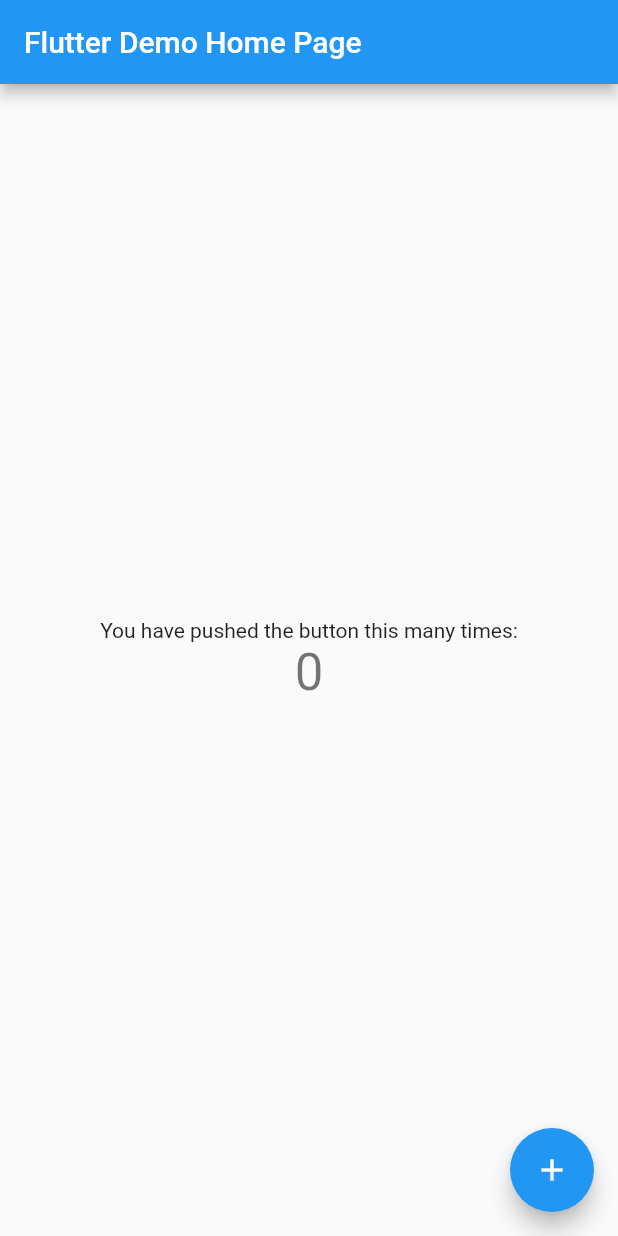
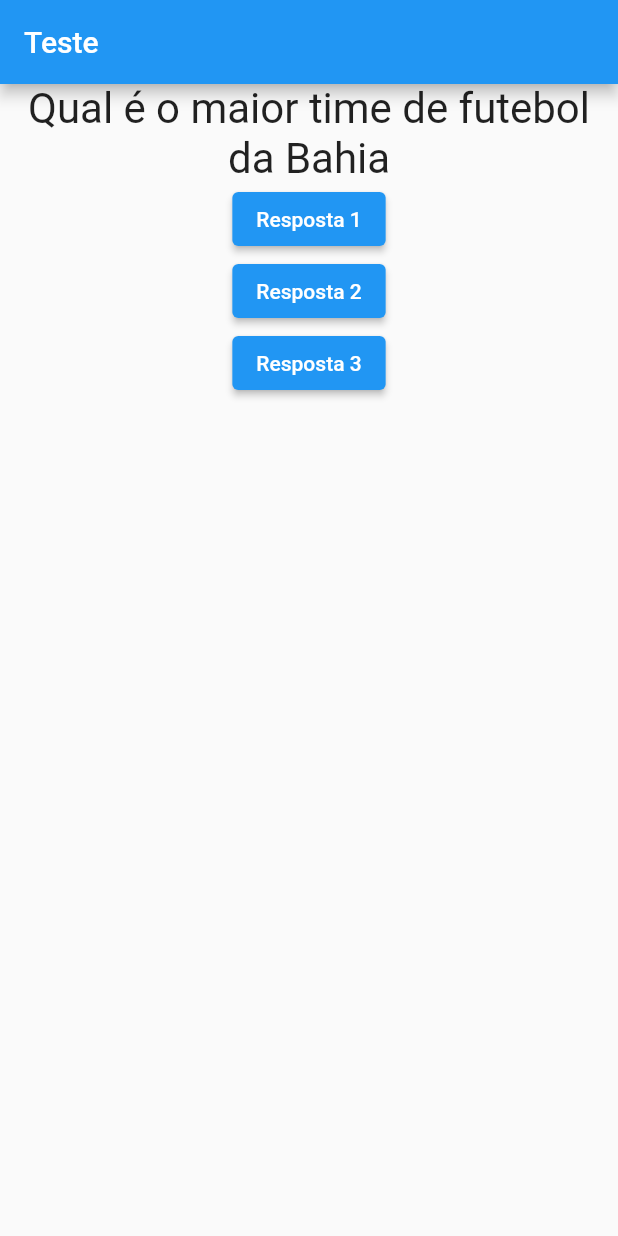
Before and after one commit to SimonViegas/cod3r_projeto_perguntas, a Flutter app: the screen it shows after launch, on a phone screen of 412 x 824 dp. Run offline on Flutter 3.47's test engine with Material 2 defaults, Android fonts, the phone set to English and light mode, and no system bars.

Commit message:
Adicionado widget Questao

```diff
--- a/lib/main.dart
+++ b/lib/main.dart
@@ -1,115 +1,55 @@
 import 'package:flutter/material.dart';
+import './questao.dart';
 
-void main() {
-  runApp(const MyApp());
-}
+void main() => runApp(const PerguntasApp());
 
-class MyApp extends StatelessWidget {
-  const MyApp({Key? key}) : super(key: key);
+class _PerguntaAppState extends State<PerguntasApp> {
+  var _perguntaSelecionada = 0;
 
-  // This widget is the root of your application.
-  @override
-  Widget build(BuildContext context) {
-    return MaterialApp(
-      title: 'Flutter Demo',
-      theme: ThemeData(
-        // This is the theme of your application.
-        //
-        // Try running your application with "flutter run". You'll see the
-        // application has a blue toolbar. Then, without quitting the app, try
-        // changing the primarySwatch below to Colors.green and then invoke
-        // "hot reload" (press "r" in the console where you ran "flutter run",
-        // or simply save your changes to "hot reload" in a Flutter IDE).
-        // Notice that the counter didn't reset back to zero; the application
-        // is not restarted.
-        primarySwatch: Colors.blue,
-      ),
-      home: const MyHomePage(title: 'Flutter Demo Home Page'),
-    );
-  }
-}
-
-class MyHomePage extends StatefulWidget {
-  const MyHomePage({Key? key, required this.title}) : super(key: key);
-
-  // This widget is the home page of your application. It is stateful, meaning
-  // that it has a State object (defined below) that contains fields that affect
-  // how it looks.
-
-  // This class is the configuration for the state. It holds the values (in this
-  // case the title) provided by the parent (in this case the App widget) and
-  // used by the build method of the State. Fields in a Widget subclass are
-  // always marked "final".
-
-  final String title;
-
-  @override
-  State<MyHomePage> createState() => _MyHomePageState();
-}
-
-class _MyHomePageState extends State<MyHomePage> {
-  int _counter = 0;
-
-  void _incrementCounter() {
+  void _responder() {
     setState(() {
-      // This call to setState tells the Flutter framework that something has
-      // changed in this State, which causes it to rerun the build method below
-      // so that the display can reflect the updated values. If we changed
-      // _counter without calling setState(), then the build method would not be
-      // called again, and so nothing would appear to happen.
-      _counter++;
+      _perguntaSelecionada++;
     });
   }
 
   @override
   Widget build(BuildContext context) {
-    // This method is rerun every time setState is called, for instance as done
-    // by the _incrementCounter method above.
-    //
-    // The Flutter framework has been optimized to make rerunning build methods
-    // fast, so that you can just rebuild anything that needs updating rather
-    // than having to individually change instances of widgets.
-    return Scaffold(
-      appBar: AppBar(
-        // Here we take the value from the MyHomePage object that was created by
-        // the App.build method, and use it to set our appbar title.
-        title: Text(widget.title),
+    final perguntas = [
+      'Qual é o maior time de futebol da Bahia',
+      'Qual a cor do cavalo branco do Napoleão',
+    ];
+
+    return MaterialApp(
+      debugShowCheckedModeBanner: false,
+      home: Scaffold(
+        appBar: AppBar(
+          title: const Text('Teste'),
+        ),
+        body: Column(children: [
+          Questao(perguntas[_perguntaSelecionada]),
+          ElevatedButton(
+            onPressed: _responder,
+            child: const Text('Resposta 1'),
+          ),
+          ElevatedButton(
+            onPressed: _responder,
+            child: const Text('Resposta 2'),
+          ),
+          ElevatedButton(
+            onPressed: _responder,
+            child: const Text('Resposta 3'),
+          ),
+        ]),
       ),
-      body: Center(
-        // Center is a layout widget. It takes a single child and positions it
-        // in the middle of the parent.
-        child: Column(
-          // Column is also a layout widget. It takes a list of children and
-          // arranges them vertically. By default, it sizes itself to fit its
-          // children horizontally, and tries to be as tall as its parent.
-          //
-          // Invoke "debug painting" (press "p" in the console, choose the
-          // "Toggle Debug Paint" action from the Flutter Inspector in Android
-          // Studio, or the "Toggle Debug Paint" command in Visual Studio Code)
-          // to see the wireframe for each widget.
-          //
-          // Column has various properties to control how it sizes itself and
-          // how it positions its children. Here we use mainAxisAlignment to
-          // center the children vertically; the main axis here is the vertical
-          // axis because Columns are vertical (the cross axis would be
-          // horizontal).
-          mainAxisAlignment: MainAxisAlignment.center,
-          children: <Widget>[
-            const Text(
-              'You have pushed the button this many times:',
-            ),
-            Text(
-              '$_counter',
-              style: Theme.of(context).textTheme.headline4,
-            ),
-          ],
-        ),
-      ),
-      floatingActionButton: FloatingActionButton(
-        onPressed: _incrementCounter,
-        tooltip: 'Increment',
-        child: const Icon(Icons.add),
-      ), // This trailing comma makes auto-formatting nicer for build methods.
     );
   }
 }
+
+class PerguntasApp extends StatefulWidget {
+  const PerguntasApp({Key? key}) : super(key: key);
+
+  @override
+  _PerguntaAppState createState() {
+    return _PerguntaAppState();
+  }
+}
--- /dev/null
+++ b/lib/questao.dart
@@ -0,0 +1,20 @@
+import 'package:flutter/material.dart';
+
+class Questao extends StatelessWidget {
+  final String texto;
+
+  const Questao(this.texto, {Key? key}) : super(key: key);
+
+  @override
+  Widget build(BuildContext context) {
+    return Container(
+      width: double.infinity,
+      //margin: const EdgeInsets.all(20),
+      child: Text(texto,
+          style: const TextStyle(
+            fontSize: 28,
+          ),
+          textAlign: TextAlign.center),
+    );
+  }
+}
```
